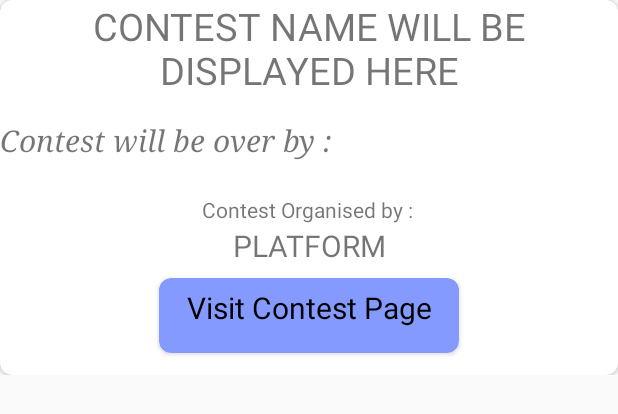
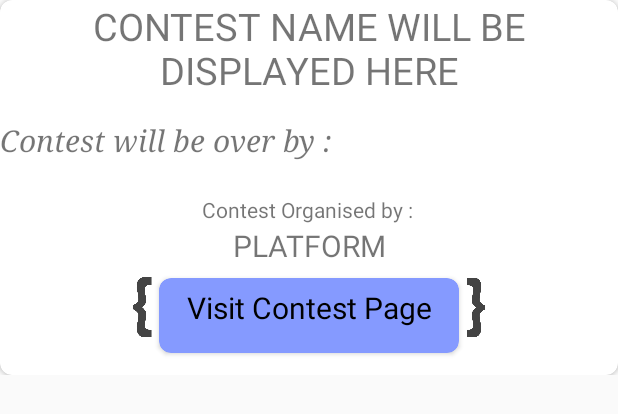
Before and after one commit to ydasc815/CodeCircuitsfinal, an Android app: the layout main_design.xml on its own in the app's theme, with its tools: preview values and no code run, on a phone screen of 412 x 824 dp. Shown: the top 414 px of the screen. Run offline under Robolectric (Android 15) with nearby library versions, the phone set to English and light mode, and no system bars; network calls fail; Roboto replaces fonts that are not available here.

Commit message:
commit-1

```diff
--- a/app/build.gradle
+++ b/app/build.gradle
@@ -4,7 +4,7 @@ android {
     compileSdkVersion 28
     defaultConfig {
         applicationId "com.example.codecircuits_final"
-        minSdkVersion 16
+        minSdkVersion 21
         targetSdkVersion 28
         versionCode 1
         versionName "1.0"
--- a/app/src/main/java/com/example/codecircuits_final/MainActivity.java
+++ b/app/src/main/java/com/example/codecircuits_final/MainActivity.java
@@ -74,7 +74,7 @@ public class MainActivity extends AppCompatActivity {
 
                                 String contestname = ongoing.getString("Name");
                                 String endtime = "The contest ends at : " + ongoing.getString("EndTime");
-                                String platform = ongoing.getString("Platform");
+                                String platform = "< " + ongoing.getString("Platform") + " />";
 
                                 mainClass.add(new MainClass(contestname, endtime, platform));
                             }
@@ -107,7 +107,7 @@ public class MainActivity extends AppCompatActivity {
 
                                 String contestname = ongoing.getString("Name");
                                 String starttime = ongoing.getString("StartTime");
-                                String platform = ongoing.getString("Platform");
+                                String platform = "< " + ongoing.getString("Platform") + " />";
                                 String duration = ongoing.getString("Duration");
                                 String st_d = "The contest begins at " + starttime +
                                         " & Duration is : " + duration;
--- a/app/src/main/res/layout/activity_main.xml
+++ b/app/src/main/res/layout/activity_main.xml
@@ -5,7 +5,7 @@
     android:layout_width="match_parent"
     android:layout_height="match_parent"
     tools:context=".MainActivity"
-    android:background="#BDE9FF">
+    android:background="@android:color/white">
 
     <TextView
         android:layout_width="130dp"
@@ -45,7 +45,7 @@
         android:layout_height="match_parent"
         android:layout_marginTop="30dp"
         android:id="@+id/recycler_view"
-        android:padding="8dp"/>
+        android:padding="8dp" />
 
 
 </RelativeLayout>
--- a/app/src/main/res/layout/main_design.xml
+++ b/app/src/main/res/layout/main_design.xml
@@ -11,6 +11,23 @@
         app:cardMaxElevation="8dp"
         android:paddingVertical="5dp">
 
+        <ImageView
+            android:layout_width="20dp"
+            android:layout_height="70dp"
+            android:layout_marginTop="180dp"
+            android:layout_gravity="center"
+            android:layout_marginBottom="100dp"
+            android:layout_marginRight="110dp"
+            android:src="@drawable/lcurl"/>
+        <ImageView
+            android:layout_width="20dp"
+            android:layout_height="70dp"
+            android:layout_marginTop="180dp"
+            android:layout_gravity="center"
+            android:layout_marginBottom="100dp"
+            android:layout_marginLeft="110dp"
+            android:src="@drawable/rcurl"/>
+
         <TextView
             android:id="@+id/contestName"
             android:textAlignment="center"
@@ -20,6 +37,11 @@
             android:text="Contest Name will be displayed here"
             android:textAllCaps="true"
             android:textSize="25dp" />
+
+        <ImageView
+            android:id="@+id/platform_logo"
+            android:layout_width="60dp"
+            android:layout_height="60dp" />
 
         <TextView
             android:id="@+id/endTime"
--- a/app/src/main/res/values/colors.xml
+++ b/app/src/main/res/values/colors.xml
@@ -1,6 +1,6 @@
 <?xml version="1.0" encoding="utf-8"?>
 <resources>
-    <color name="colorPrimary">#48ACFF</color>
-    <color name="colorPrimaryDark">#48ACFF</color>
+    <color name="colorPrimary">#2762A1</color>
+    <color name="colorPrimaryDark">#00574B</color>
     <color name="colorAccent">#D81B60</color>
 </resources>
```
Also changed, not shown: app/src/main/res/drawable/lcurl.png (added), app/src/main/res/drawable/rcurl.png (added).
